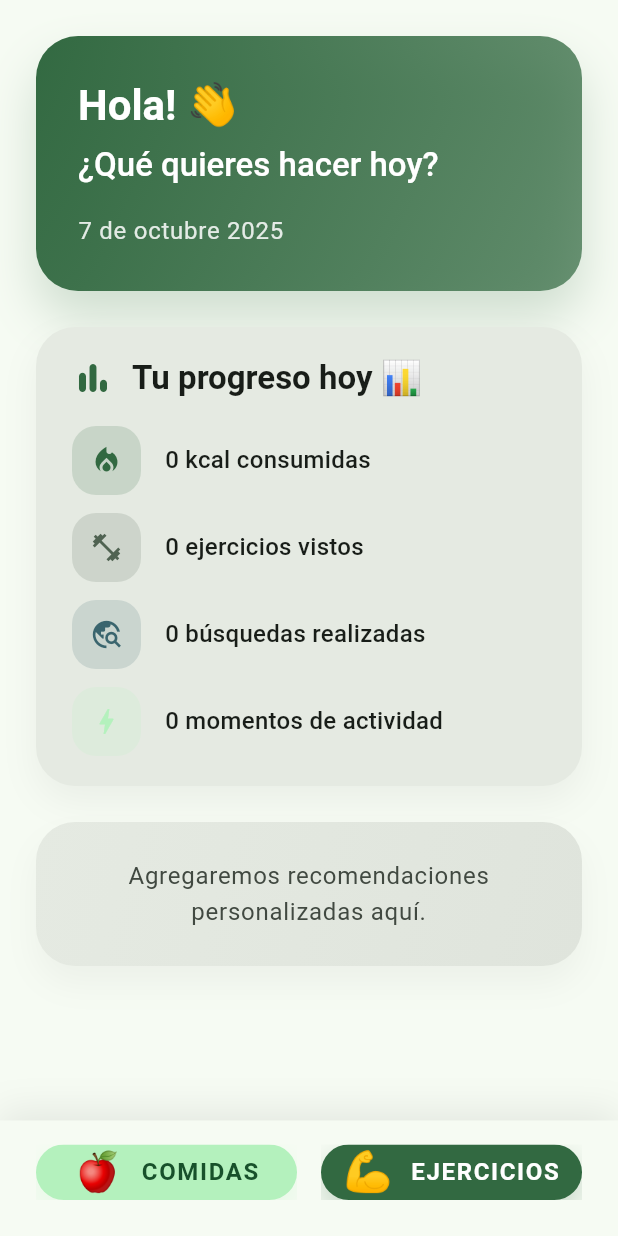
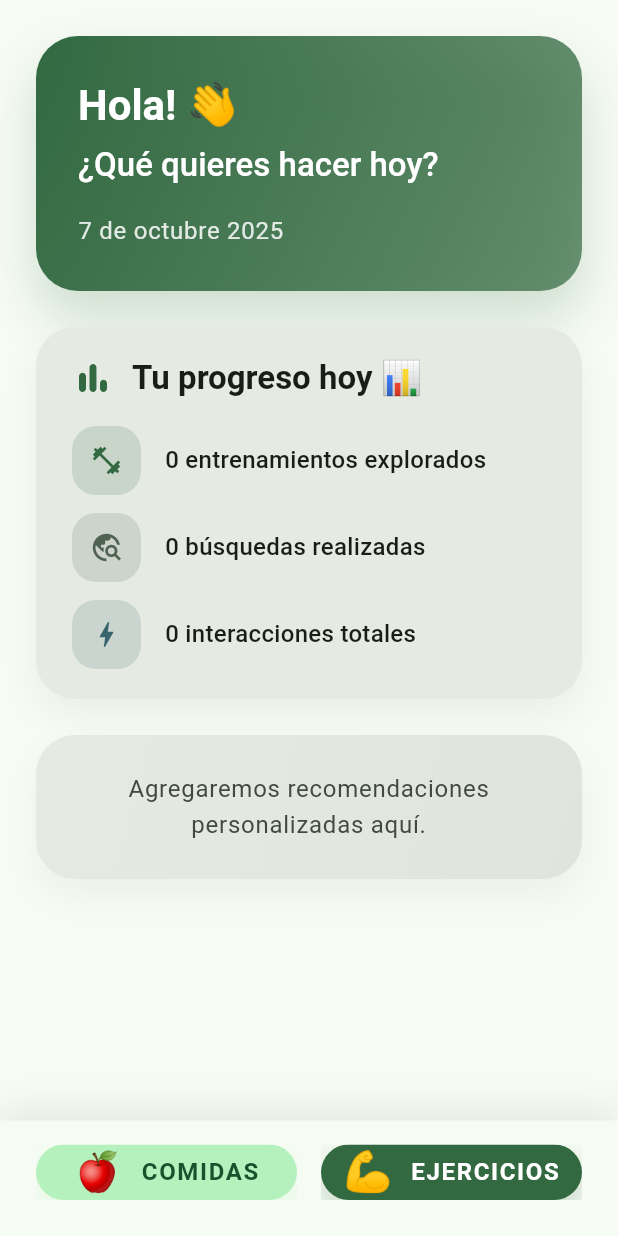
Before and after one commit to Kevinbeltran123/MyFitnessApp, a Flutter app: the screen it shows after launch, on a phone screen of 412 x 824 dp. Run offline on Flutter 3.47's test engine with Material 3 defaults, Android fonts, the phone set to English and light mode, and no system bars; network calls fail.

Commit message:
feat: implement Phase 1 foundation - nutrition removal and architecture setup

```diff
--- a/lib/main.dart
+++ b/lib/main.dart
@@ -1,6 +1,6 @@
 import 'package:flutter/material.dart';
 
-import 'screens/home_screen.dart';
+import 'package:my_fitness_tracker/screens/home_screen.dart';
 
 void main() {
   runApp(const MyFitnessTrackerApp());
--- a/lib/models/nutrition_entry.dart
+++ /dev/null
@@ -1,37 +0,0 @@
-class NutritionEntry {
-  const NutritionEntry({
-    required this.id,
-    required this.name,
-    required this.calories,
-    required this.macros,
-    required this.loggedAt,
-  });
-
-  final String id;
-  final String name;
-  final int calories;
-  final Map<String, num> macros;
-  final DateTime loggedAt;
-
-  factory NutritionEntry.fromJson(Map<String, dynamic> json) {
-    return NutritionEntry(
-      id: json['id'] as String? ?? '',
-      name: json['name'] as String? ?? 'Unknown item',
-      calories: (json['calories'] as num?)?.round() ?? 0,
-      macros: Map<String, num>.from(json['macros'] as Map? ?? <String, num>{}),
-      loggedAt:
-          DateTime.tryParse(json['loggedAt'] as String? ?? '') ??
-          DateTime.now(),
-    );
-  }
-
-  Map<String, dynamic> toJson() {
-    return <String, dynamic>{
-      'id': id,
-      'name': name,
-      'calories': calories,
-      'macros': macros,
-      'loggedAt': loggedAt.toIso8601String(),
-    };
-  }
-}
--- a/lib/screens/home_screen.dart
+++ b/lib/screens/home_screen.dart
@@ -1,11 +1,9 @@
 import 'package:flutter/material.dart';
 
-import '../models/nutrition_entry.dart';
-import '../models/workout_plan.dart';
-import '../services/api_client.dart';
-// import '../services/nutrition_service.dart';
-import '../services/workout_service.dart';
-import 'exercises_screen.dart';
+import 'package:my_fitness_tracker/models/workout_plan.dart';
+import 'package:my_fitness_tracker/screens/exercises_screen.dart';
+import 'package:my_fitness_tracker/services/api_client.dart';
+import 'package:my_fitness_tracker/services/workout_service.dart';
 
 class HomeScreen extends StatefulWidget {
   const HomeScreen({super.key});
@@ -40,14 +38,12 @@ class _HomeScreenState extends State<HomeScreen> {
       final workoutsResponse = await _workoutService.fetchExercises(limit: 6);
       return _HomeSummary(
         date: today,
-        nutrition: const <NutritionEntry>[],
         workouts: workoutsResponse.plans,
       );
     } catch (error, stackTrace) {
       debugPrint('Error loading workouts: $error\n$stackTrace');
       return _HomeSummary(
         date: today,
-        nutrition: const <NutritionEntry>[],
         workouts: const <WorkoutPlan>[],
       );
     }
@@ -97,12 +93,8 @@ class _HomeScreenState extends State<HomeScreen> {
             }
 
             final summary = snapshot.data!;
-            final totalCalories = summary.nutrition.fold<int>(
-              0,
-              (int sum, NutritionEntry item) => sum + item.calories,
-            );
             final exercisesExplored = summary.workouts.length;
-            final activityMoments = summary.nutrition.length + exercisesExplored + _searchInteractions;
+            final activityMoments = exercisesExplored + _searchInteractions;
 
             return Column(
               children: <Widget>[
@@ -118,7 +110,6 @@ class _HomeScreenState extends State<HomeScreen> {
                           _HeaderCard(date: summary.date),
                           const SizedBox(height: 24),
                           _ProgressCard(
-                            calories: totalCalories,
                             exercises: exercisesExplored,
                             searches: _searchInteractions,
                             activityMoments: activityMoments,
@@ -146,12 +137,10 @@ class _HomeScreenState extends State<HomeScreen> {
 class _HomeSummary {
   const _HomeSummary({
     required this.date,
-    required this.nutrition,
     required this.workouts,
   });
 
   final DateTime date;
-  final List<NutritionEntry> nutrition;
   final List<WorkoutPlan> workouts;
 }
 
@@ -219,13 +208,11 @@ class _HeaderCard extends StatelessWidget {
 
 class _ProgressCard extends StatelessWidget {
   const _ProgressCard({
-    required this.calories,
     required this.exercises,
     required this.searches,
     required this.activityMoments,
   });
 
-  final int calories;
   final int exercises;
   final int searches;
   final int activityMoments;
@@ -265,27 +252,21 @@ class _ProgressCard extends StatelessWidget {
           ),
           const SizedBox(height: 18),
           _ProgressBullet(
-            icon: Icons.local_fire_department,
-            label: '$calories kcal consumidas',
+            icon: Icons.fitness_center,
+            label: '$exercises entrenamientos explorados',
             color: colorScheme.primary,
-          ),
-          const SizedBox(height: 12),
-          _ProgressBullet(
-            icon: Icons.fitness_center,
-            label: '$exercises ejercicios vistos',
-            color: colorScheme.secondary,
           ),
           const SizedBox(height: 12),
           _ProgressBullet(
             icon: Icons.travel_explore,
             label: '$searches búsquedas realizadas',
-            color: colorScheme.tertiary,
+            color: colorScheme.secondary,
           ),
           const SizedBox(height: 12),
           _ProgressBullet(
             icon: Icons.bolt,
-            label: '$activityMoments momentos de actividad',
-            color: colorScheme.primaryContainer,
+            label: '$activityMoments interacciones totales',
+            color: colorScheme.tertiary,
           ),
         ],
       ),
--- a/lib/services/api_client.dart
+++ b/lib/services/api_client.dart
@@ -1,8 +1,8 @@
 import 'dart:convert';
 import 'package:http/http.dart' as http;
 
-import '../utils/app_exceptions.dart';
-import '../utils/constants.dart';
+import 'package:my_fitness_tracker/utils/app_exceptions.dart';
+import 'package:my_fitness_tracker/utils/constants.dart';
 
 class ApiClient {
   ApiClient({http.Client? httpClient, this.defaultHeaders})
--- a/lib/utils/constants.dart
+++ b/lib/utils/constants.dart
@@ -1,7 +1,6 @@
 class AppConstants {
   AppConstants._();
 
-  static const String nutritionBaseUrl = 'https://www.themealdb.com/api.php';
   static const String workoutsBaseUrl = 'https://www.exercisedb.dev';
   static const Duration defaultTimeout = Duration(seconds: 12);
 
--- a/lib/widgets/exercise_grid_item.dart
+++ b/lib/widgets/exercise_grid_item.dart
@@ -1,6 +1,6 @@
 import 'package:flutter/material.dart';
 
-import '../models/workout_plan.dart';
+import 'package:my_fitness_tracker/models/workout_plan.dart';
 
 class ExerciseGridItem extends StatelessWidget {
   const ExerciseGridItem({
--- a/lib/widgets/workout_detail_sheet.dart
+++ b/lib/widgets/workout_detail_sheet.dart
@@ -1,6 +1,6 @@
 import 'package:flutter/material.dart';
 
-import '../models/workout_plan.dart';
+import 'package:my_fitness_tracker/models/workout_plan.dart';
 
 class WorkoutDetailSheet extends StatelessWidget {
   const WorkoutDetailSheet({super.key, required this.plan});
--- a/pubspec.yaml
+++ b/pubspec.yaml
@@ -32,6 +32,9 @@ dependencies:
     sdk: flutter
 
   http: ^1.2.1
+  flutter_riverpod: ^2.4.10
+  isar: ^3.1.0+1
+  isar_flutter_libs: ^3.1.0+1
 
   # The following adds the Cupertino Icons font to your application.
   # Use with the CupertinoIcons class for iOS style icons.
@@ -47,6 +50,8 @@ dev_dependencies:
   # package. See that file for information about deactivating specific lint
   # rules and activating additional ones.
   flutter_lints: ^5.0.0
+  build_runner: ^2.4.6
+  isar_generator: ^3.1.0+1
 
 # For information on the generic Dart part of this file, see the
 # following page: https://dart.dev/tools/pub/pubspec
```
Also changed, not shown: analysis_options.yaml (+6 -2 lines), lib/screens/exercises_screen.dart (+8 -8 lines), lib/services/nutrition_service.dart (deleted, +0 -25 lines), lib/services/workout_service.dart (+4 -4 lines), pubspec.lock, 20 other files.
